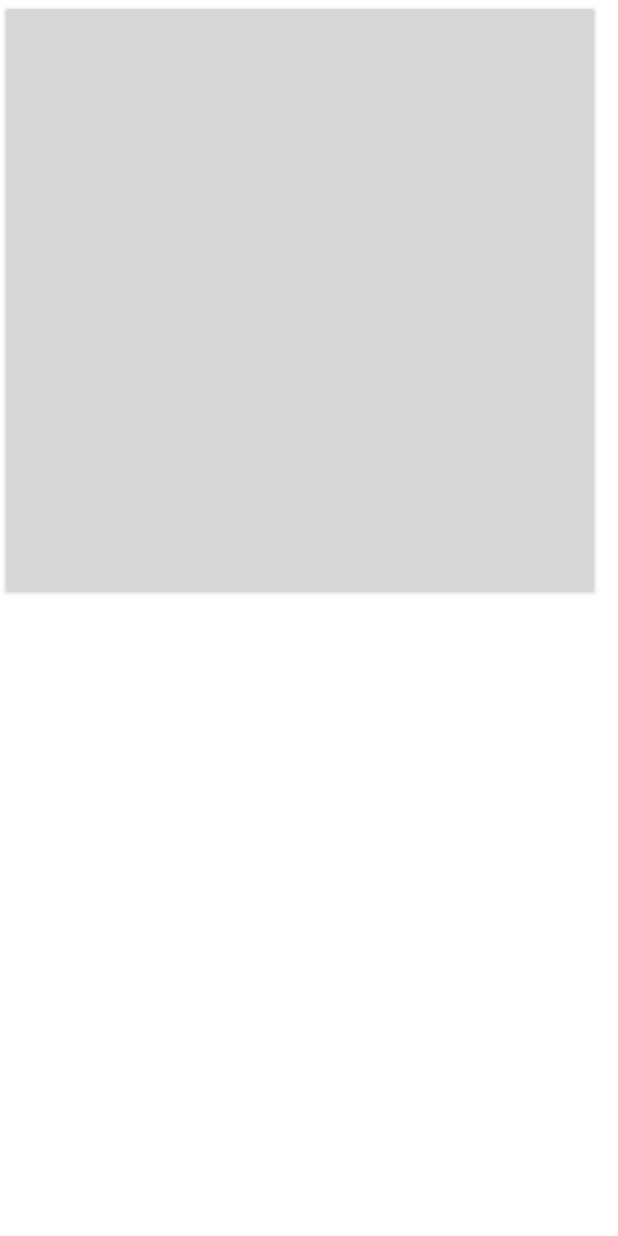
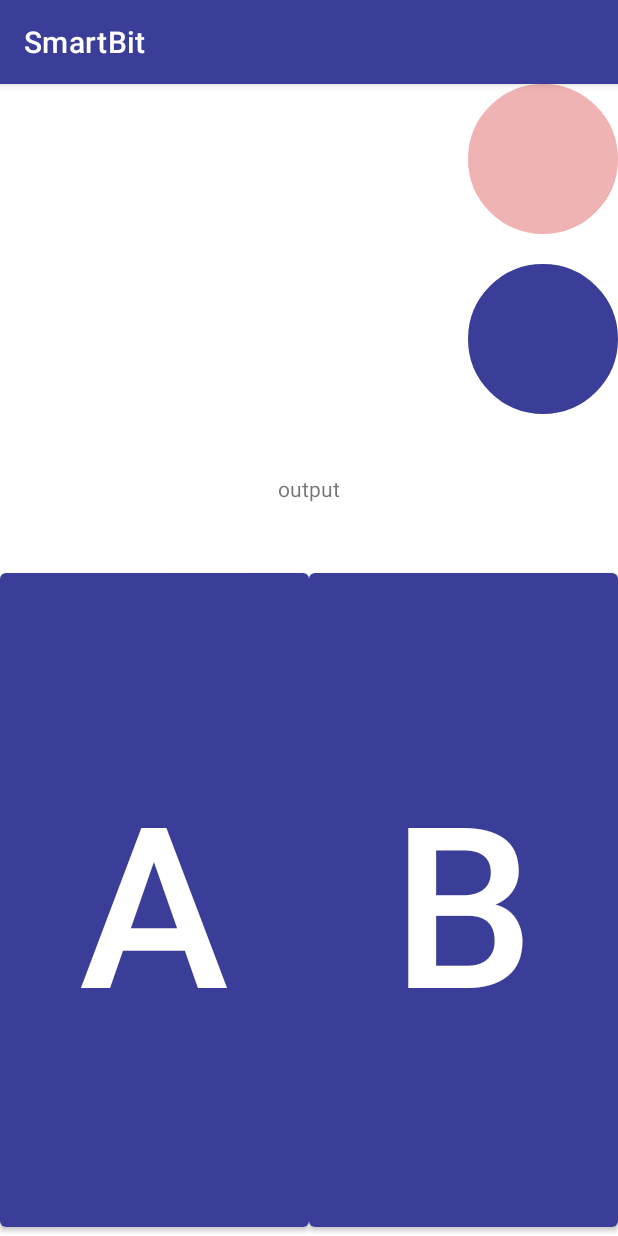
Before and after one commit to mcerwenetz/BA, an Android app: the screen it shows after launch (RootActivity), on a phone screen of 412 x 824 dp. Run offline under Robolectric (Android 15) with nearby library versions, the phone set to English and light mode, and no system bars; 3 statements that could not run were skipped.

Commit message:
new layout

```diff
--- a/Apps/SmartBit/app/src/main/java/com/example/smartbit/MQTTService.java
+++ b/Apps/SmartBit/app/src/main/java/com/example/smartbit/MQTTService.java
@@ -196,13 +196,8 @@ public class MQTTService extends Service {
                 this.rootActivity.toogleButton();
             }
             else{
-                this.rootActivity.setBtn(value);
+                this.rootActivity.setAction_led(value);
             }
-        }
-        if (command.equals("checkbox")) {
-            this.rootActivity.setCheckBox(value);
-            JSONObject rpc_answer = jsonMessageWrapper.get_rpc_response(command, value);
-            sendRpcAnswer(rpc_answer);
         }
         if (command.equals("vibrate")) {
             Log.v(TAG, "trying to vibrate");
--- a/Apps/SmartBit/app/src/main/java/com/example/smartbit/RootActivity.java
+++ b/Apps/SmartBit/app/src/main/java/com/example/smartbit/RootActivity.java
@@ -1,43 +1,39 @@
 package com.example.smartbit;
 
-import android.app.Activity;
 import android.content.ComponentName;
 import android.content.Context;
 import android.content.Intent;
 import android.content.ServiceConnection;
 import android.graphics.Color;
 import android.hardware.Sensor;
-import android.hardware.SensorEvent;
-import android.hardware.SensorEventListener;
 import android.hardware.SensorManager;
-import android.hardware.TriggerEvent;
-import android.hardware.TriggerEventListener;
 import android.os.Bundle;
 import android.os.IBinder;
 import android.util.Log;
 import android.widget.Button;
-import android.widget.CheckBox;
+import android.widget.ImageView;
 import android.widget.TextView;
 
 import androidx.annotation.Nullable;
+import androidx.appcompat.app.AppCompatActivity;
 
 import com.example.smartbit.SensorEventListener.AccellerometerEventListener;
 
-import org.json.JSONObject;
 
 import java.util.concurrent.atomic.AtomicBoolean;
 
-public class RootActivity extends Activity {
+public class RootActivity extends AppCompatActivity {
 
     final static String TAG = RootActivity.class.getCanonicalName();
     private MQTTService mqttService;
     private boolean mqttServiceBound;
-    private Button btn;
+    private Button action_led;
+    private ImageView recording_led;
+    private Button button_a;
+    private Button button_b;
+    private TextView tv_output_text;
     private boolean ButtonToggleBool = true;
-    private SensorManager sm;
-    private Sensor acc;
-    private TextView tv;
-    private CheckBox cb;
+    private SensorManager sensorManager;
     private AtomicBoolean keepSending = new AtomicBoolean(false);
     private AccellerometerEventListener accellerometerEventListener;
     private JsonMessageWrapper jsonMessageWrapper;
@@ -61,53 +57,53 @@ public class RootActivity extends Activity {
 
     private void registerAccellEventListener() {
         accellerometerEventListener = new AccellerometerEventListener(jsonMessageWrapper, mqttService);
-        acc = sm.getDefaultSensor(Sensor.TYPE_ACCELEROMETER);
-        sm.registerListener(accellerometerEventListener, acc, SensorManager.SENSOR_DELAY_NORMAL);
+        Sensor accellormeter = sensorManager.getDefaultSensor(Sensor.TYPE_ACCELEROMETER);
+        sensorManager.registerListener(accellerometerEventListener, accellormeter, SensorManager.SENSOR_DELAY_NORMAL);
     }
 
     public void setTextView(String toSet) {
-        if (this.tv != null) {
-            this.tv.setText(toSet);
+        if (this.tv_output_text != null) {
+            this.tv_output_text.setText(toSet);
         }
     }
 
-    public void setBtn(String activated) {
+    public void setAction_led(String activated) {
         runOnUiThread(
                 () -> {
                     if (Boolean.valueOf(activated) == true) {
-                        btn.setBackgroundColor(Color.GREEN);
+                        action_led.setBackgroundColor(Color.GREEN);
                     } else {
-                        btn.setBackgroundColor(Color.RED);
+                        action_led.setBackgroundColor(Color.RED);
                     }
                 });
     }
 
-    public void setCheckBox(String value) {
-        runOnUiThread(() ->
-                this.cb.setPressed(Boolean.valueOf(value))
-        );
-    }
-
-    @Override
+     @Override
     protected void onCreate(@Nullable Bundle savedInstanceState) {
         super.onCreate(savedInstanceState);
         setContentView(R.layout.layout);
-        btn = findViewById(R.id.button);
-        tv = findViewById(R.id.tv);
-        cb = findViewById(R.id.checkbox);
-        sm = (SensorManager) getSystemService(Context.SENSOR_SERVICE);
+        bindUI();
+        sensorManager = (SensorManager) getSystemService(Context.SENSOR_SERVICE);
 //        List<Sensor> sensorList = sm.getSensorList(Sensor.TYPE_ALL);
 
         jsonMessageWrapper = new JsonMessageWrapper(this);
 
     }
 
+    private void bindUI() {
+        recording_led = findViewById(R.id.recoding_led);
+        action_led = findViewById(R.id.action_led);
+        tv_output_text = findViewById(R.id.tv);
+        button_a = findViewById(R.id.button_a);
+        button_b = findViewById(R.id.button_b);
+    }
+
 
     public void toogleButton() {
         if (ButtonToggleBool == true) {
-            btn.setBackgroundColor(Color.RED);
+            action_led.setBackgroundColor(Color.RED);
         } else {
-            btn.setBackgroundColor(Color.GREEN);
+            action_led.setBackgroundColor(Color.GREEN);
         }
         ButtonToggleBool = !ButtonToggleBool;
     }
@@ -117,14 +113,15 @@ public class RootActivity extends Activity {
         super.onResume();
         onStartService();
         bindMQTTService();
-        sm.registerListener(accellerometerEventListener, acc, SensorManager.SENSOR_DELAY_NORMAL);
+        Sensor accellormeter = sensorManager.getDefaultSensor(Sensor.TYPE_ACCELEROMETER);
+        sensorManager.registerListener(accellerometerEventListener, accellormeter, SensorManager.SENSOR_DELAY_NORMAL);
     }
 
     protected void onPause() {
         Log.v(TAG, "onPause");
         super.onPause();
         unbindMQTTService();
-        sm.unregisterListener(accellerometerEventListener);
+        sensorManager.unregisterListener(accellerometerEventListener);
     }
 
     @Override
--- /dev/null
+++ b/Apps/SmartBit/app/src/main/res/drawable/green_circle.xml
@@ -0,0 +1,16 @@
+<?xml version="1.0" encoding="utf-8"?>
+
+<shape xmlns:android="http://schemas.android.com/apk/res/android"
+    android:shape="oval"
+    >
+
+    <size
+        android:width="100dp"
+        android:height="100dp" />
+    <stroke
+        android:width="50dp"
+        android:color="#00ff00"
+        />
+
+
+</shape>
--- a/Apps/SmartBit/app/src/main/res/layout/layout.xml
+++ b/Apps/SmartBit/app/src/main/res/layout/layout.xml
@@ -4,17 +4,62 @@
      android:layout_height="match_parent"
      android:orientation="vertical"
      >
+    <ImageView
+        android:id="@+id/recoding_led"
+        android:layout_width="wrap_content"
+        android:layout_height="wrap_content"
+        android:src="@drawable/red_circle"
+        android:layout_gravity="right"
+        android:paddingBottom="20dp"
+        android:alpha="0.3"
+        />
     <Button
-        android:layout_width="600px"
-        android:layout_height="600px"
-        android:id="@+id/button"/>
-    <TextView
-        android:layout_width="600px"
-        android:layout_height="600px"
-        android:id="@+id/tv"/>
-    <CheckBox
-        android:layout_width="100px"
-        android:layout_height="100px"
-        android:id="@+id/checkbox"/>
+        android:id="@+id/action_led"
+        android:layout_width="wrap_content"
+        android:layout_height="wrap_content"
+        android:background="@drawable/green_circle"
+        android:layout_gravity="right"
+        android:padding="6dp"
+        android:gravity="center"
+        />
+    <LinearLayout
+        android:layout_width="match_parent"
+        android:layout_height="wrap_content"
+        android:layout_gravity="bottom"
+        android:orientation="vertical"
+        android:layout_weight="1"
+        >
+
+        <TextView
+            android:layout_width="match_parent"
+            android:layout_height="100dp"
+            android:id="@+id/tv"
+            android:textAlignment="center"
+            android:gravity="center"
+            android:text="output"
+            />
+        <LinearLayout
+            android:layout_width="match_parent"
+            android:layout_height="match_parent"
+            android:orientation="horizontal">
+            <Button
+                android:layout_width="match_parent"
+                android:layout_height="match_parent"
+                android:id="@+id/button_a"
+                android:layout_weight="1"
+                android:text="A"
+                android:textSize="150dp"
+                />
+            <Button
+                android:layout_width="match_parent"
+                android:layout_height="match_parent"
+                android:id="@+id/button_b"
+                android:layout_weight="1"
+                android:text="B"
+                android:textSize="150dp"
+                />
+        </LinearLayout>
+    </LinearLayout>
+
 
 </LinearLayout>
--- a/Apps/SmartBit/app/src/main/res/values-night/themes.xml
+++ b/Apps/SmartBit/app/src/main/res/values-night/themes.xml
@@ -3,7 +3,7 @@
     <style name="Theme.SensorTryOut" parent="Theme.MaterialComponents.DayNight.DarkActionBar">
         <!-- Primary brand color. -->
         <item name="colorPrimary">@color/purple_200</item>
-        <item name="colorPrimaryVariant">@color/purple_700</item>
+        <item name="colorPrimaryVariant">@color/teal_200</item>
         <item name="colorOnPrimary">@color/black</item>
         <!-- Secondary brand color. -->
         <item name="colorSecondary">@color/teal_200</item>
--- a/Apps/SmartBit/app/src/main/res/values/colors.xml
+++ b/Apps/SmartBit/app/src/main/res/values/colors.xml
@@ -7,4 +7,6 @@
     <color name="teal_700">#FF018786</color>
     <color name="black">#FF000000</color>
     <color name="white">#FFFFFFFF</color>
+    <color name="dark_blue">#3A3E98</color>
+    <color name="not_so_dark_blue">#527CBC</color>
 </resources>
--- a/Apps/SmartBit/app/src/main/res/values/themes.xml
+++ b/Apps/SmartBit/app/src/main/res/values/themes.xml
@@ -2,11 +2,11 @@
     <!-- Base application theme. -->
     <style name="Theme.SensorTryOut" parent="Theme.MaterialComponents.DayNight.DarkActionBar">
         <!-- Primary brand color. -->
-        <item name="colorPrimary">@color/purple_500</item>
+        <item name="colorPrimary">@color/dark_blue</item>
         <item name="colorPrimaryVariant">@color/purple_700</item>
         <item name="colorOnPrimary">@color/white</item>
         <!-- Secondary brand color. -->
-        <item name="colorSecondary">@color/teal_200</item>
+        <item name="colorSecondary">@color/not_so_dark_blue</item>
         <item name="colorSecondaryVariant">@color/teal_700</item>
         <item name="colorOnSecondary">@color/black</item>
         <!-- Status bar color. -->
```
Also changed, not shown: Apps/SmartBit/app/src/main/res/drawable/red_circle.xml (renamed from Apps/SmartBit/app/src/main/res/drawable/circle.xml).
